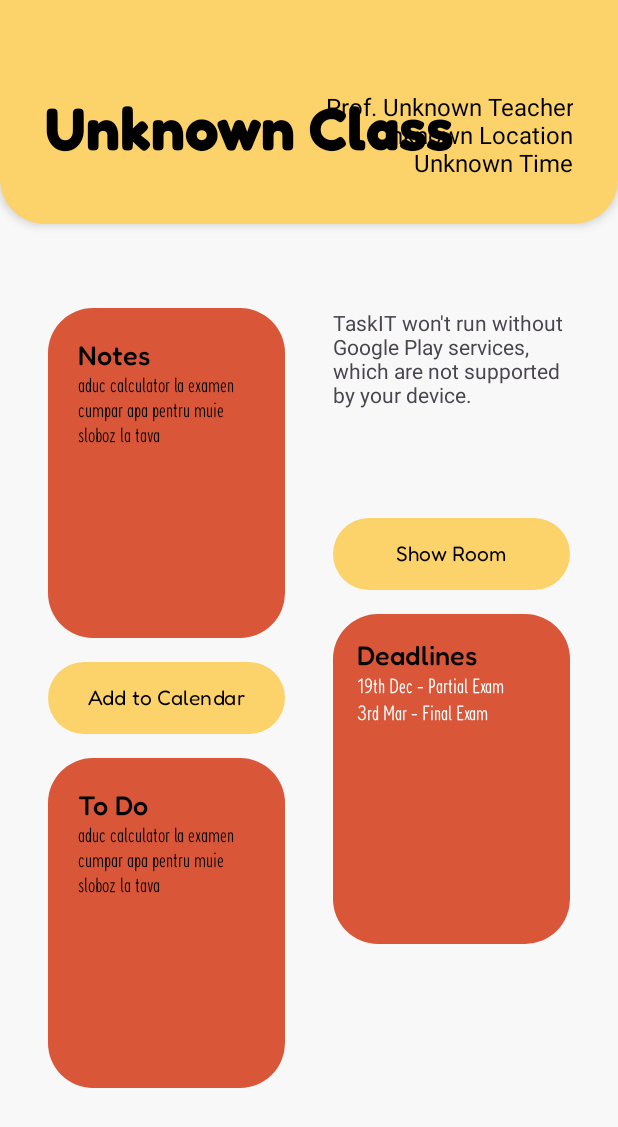
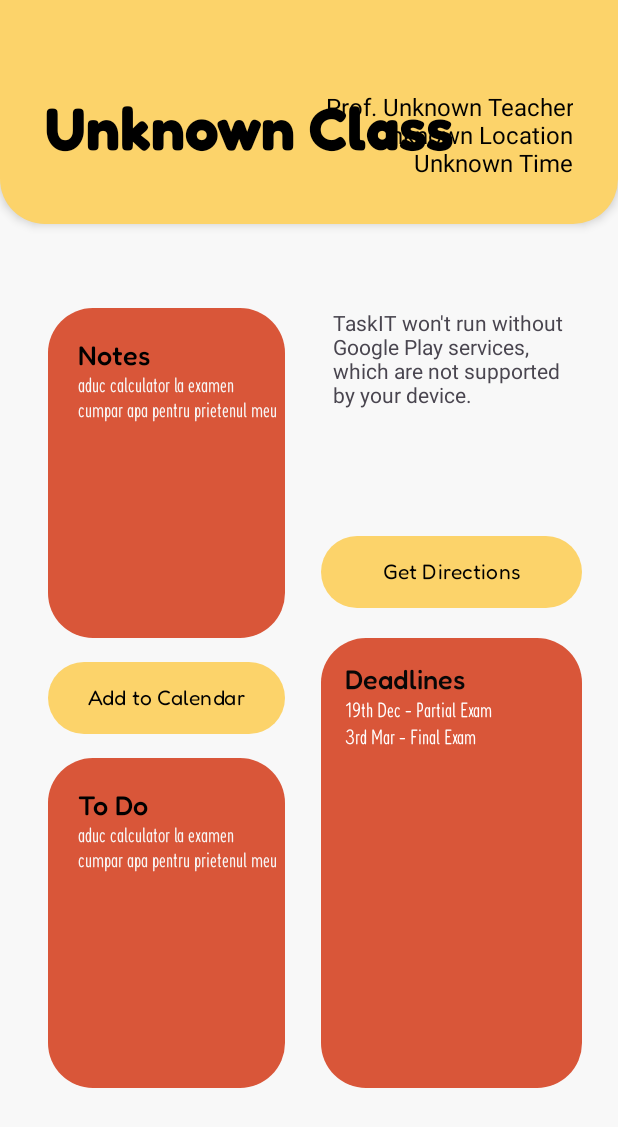
Before and after one commit to year-3-projects-cti/MDAD, an Android app: the ClassActivity screen opened directly, with no data from a screen before it, on a phone screen of 412 x 824 dp. Shown: the top 1127 px of the screen. Run offline under Robolectric (Android 15) with nearby library versions, the phone set to English and light mode, and no system bars.

Commit message:
Very small FE changes

```diff
--- a/app/src/main/res/layout/activity_class.xml
+++ b/app/src/main/res/layout/activity_class.xml
@@ -95,8 +95,8 @@
                         android:layout_width="wrap_content"
                         android:layout_height="wrap_content"
                         android:fontFamily="@font/fredoka_condensedlight"
-                        android:text="aduc calculator la examen\ncumpar apa pentru muie\nsloboz la tava"
-                        android:textColor="#000"
+                        android:text="aduc calculator la examen\ncumpar apa pentru prietenul meu"
+                        android:textColor="@color/white"
                         android:textSize="14sp" />
 
                 </LinearLayout>
@@ -138,8 +138,8 @@
                         android:layout_width="wrap_content"
                         android:layout_height="wrap_content"
                         android:fontFamily="@font/fredoka_condensedlight"
-                        android:text="aduc calculator la examen\ncumpar apa pentru muie\nsloboz la tava"
-                        android:textColor="#000"
+                        android:text="aduc calculator la examen\ncumpar apa pentru prietenul meu"
+                        android:textColor="@color/white"
                         android:textSize="14sp" />
 
                 </LinearLayout>
@@ -178,27 +178,28 @@
 
 
                 <!-- Room Button -->
+
+                <!-- Deadlines Section -->
                 <Button
                     android:id="@+id/show_room_button"
                     android:layout_width="match_parent"
                     android:layout_height="wrap_content"
-                    android:layout_margin="8dp"
-                    app:backgroundTint="@color/yellow"
+                    android:layout_marginTop="20dp"
+                    android:layout_marginBottom="20dp"
                     android:background="@drawable/mid_shape"
                     android:fontFamily="@font/fredoka_regular"
-                    android:text="Show Room"
+                    android:text="Get Directions"
                     android:textColor="#000"
-                    />
+                    app:backgroundTint="@color/yellow" />
 
-                <!-- Deadlines Section -->
                 <LinearLayout
                     android:layout_width="match_parent"
                     android:layout_height="wrap_content"
-                    android:layout_margin="8dp"
+                    android:layout_weight="1"
                     android:orientation="vertical"
                     android:background="@drawable/mid_shape"
                     android:backgroundTint="@color/orange"
-                    android:minHeight="220dp"
+                    android:minHeight="300dp"
                     android:padding="16dp">
 
                     <TextView
```
